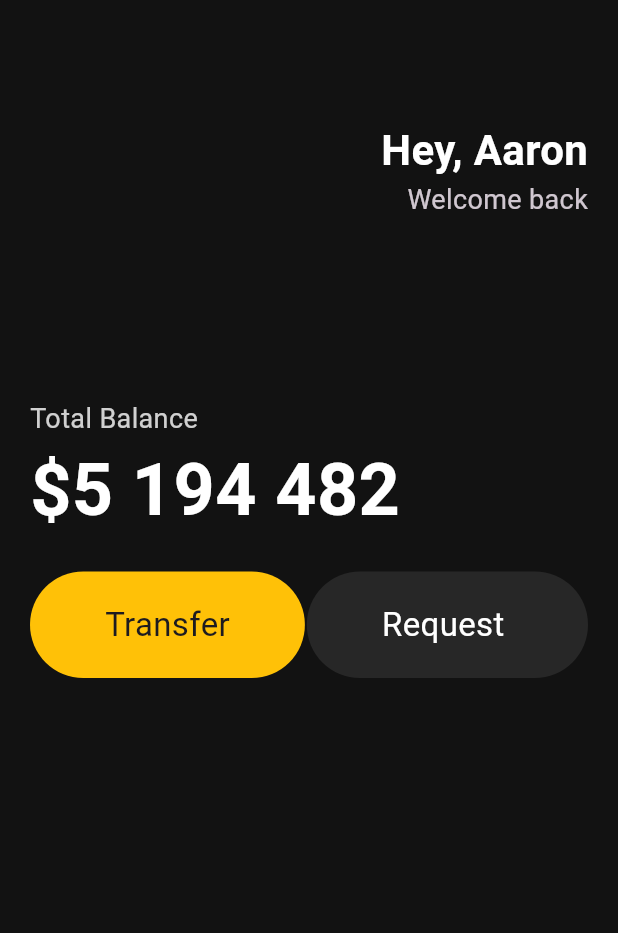
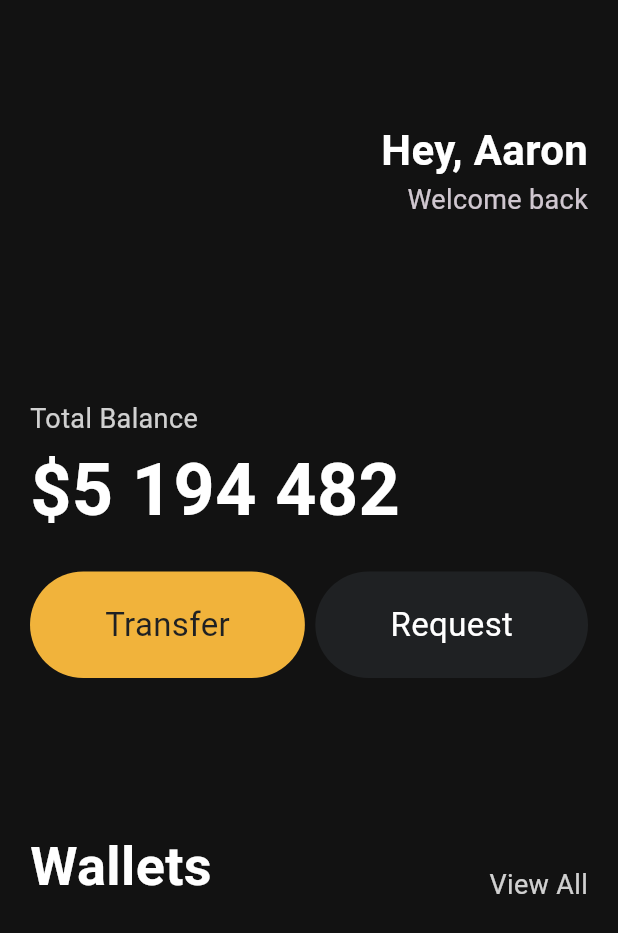
Before and after one commit to mardybum8737/toonflix, a Flutter app: the screen it shows after launch, on a phone screen of 412 x 824 dp. Shown: the top 933 px of the screen. Run offline on Flutter 3.47's test engine with Material 3 defaults, Android fonts, the phone set to English and light mode, and no system bars.

Commit message:
dc-flutter

```diff
--- a/lib/main.dart
+++ b/lib/main.dart
@@ -1,4 +1,5 @@
 import 'package:flutter/material.dart';
+import 'package:toonflix/widgets/button.dart';
 
 void main() {
   runApp(const NewApp());
@@ -10,11 +11,12 @@ class NewApp extends StatelessWidget {
   Widget build(BuildContext context) {
     return MaterialApp(
       home: Scaffold(
-          backgroundColor: const Color.fromARGB(255, 18, 18, 18),
-          body: Padding(
-            padding: const EdgeInsets.symmetric(horizontal: 20),
-            child:
-                Column(crossAxisAlignment: CrossAxisAlignment.start, children: [
+        backgroundColor: const Color.fromARGB(255, 18, 18, 18),
+        body: Padding(
+          padding: const EdgeInsets.symmetric(horizontal: 20),
+          child: Column(
+            crossAxisAlignment: CrossAxisAlignment.start,
+            children: [
               const SizedBox(
                 height: 80,
               ),
@@ -64,46 +66,49 @@ class NewApp extends StatelessWidget {
               const SizedBox(
                 height: 20,
               ),
+              const Row(
+                mainAxisAlignment: MainAxisAlignment.spaceBetween,
+                children: [
+                  Button(
+                    text: 'Transfer',
+                    bgColor: Color(0xFFF1B33B),
+                    textColor: Color(0xFF1F2123),
+                  ),
+                  Button(
+                    text: 'Request',
+                    bgColor: Color(0xFF1F2123),
+                    textColor: Colors.white,
+                  ),
+                ],
+              ),
+              const SizedBox(
+                height: 100,
+              ),
               Row(
                 mainAxisAlignment: MainAxisAlignment.spaceBetween,
+                crossAxisAlignment: CrossAxisAlignment.end,
                 children: [
-                  Container(
-                    decoration: BoxDecoration(
-                        color: Colors.amber,
-                        borderRadius: BorderRadius.circular(45)),
-                    child: const Padding(
-                      padding:
-                          EdgeInsets.symmetric(vertical: 20, horizontal: 50),
-                      child: Text(
-                        'Transfer',
-                        style: TextStyle(
-                          fontSize: 22,
-                          fontWeight: FontWeight.w400,
-                        ),
-                      ),
-                    ),
-                  ),
-                  Container(
-                    decoration: BoxDecoration(
-                        color: const Color.fromARGB(255, 39, 39, 39),
-                        borderRadius: BorderRadius.circular(45)),
-                    child: const Padding(
-                      padding:
-                          EdgeInsets.symmetric(vertical: 20, horizontal: 50),
-                      child: Text(
-                        'Request ',
-                        style: TextStyle(
+                  const Text('Wallets',
+                      style: TextStyle(
                           color: Colors.white,
-                          fontSize: 22,
-                          fontWeight: FontWeight.w400,
-                        ),
-                      ),
+                          fontSize: 36,
+                          fontWeight: FontWeight.w700)),
+                  Text(
+                    'View All',
+                    style: TextStyle(
+                      color: Colors.white.withOpacity(0.8),
+                      fontSize: 18,
                     ),
                   ),
                 ],
-              )
-            ]),
-          )),
+              ),
+              const SizedBox(
+                height: 20,
+              ),
+            ],
+          ),
+        ),
+      ),
     );
   }
 }
--- /dev/null
+++ b/lib/widgets/button.dart
@@ -0,0 +1,33 @@
+import 'package:flutter/material.dart';
+
+class Button extends StatelessWidget {
+  final String text;
+  final Color bgColor;
+  final Color textColor;
+
+  const Button({
+    super.key,
+    required this.text,
+    required this.bgColor,
+    required this.textColor,
+  });
+
+  @override
+  Widget build(BuildContext context) {
+    return Container(
+      decoration: BoxDecoration(
+          color: bgColor, borderRadius: BorderRadius.circular(45)),
+      child: Padding(
+        padding: const EdgeInsets.symmetric(vertical: 20, horizontal: 50),
+        child: Text(
+          text,
+          style: TextStyle(
+            color: textColor,
+            fontSize: 22,
+            fontWeight: FontWeight.w400,
+          ),
+        ),
+      ),
+    );
+  }
+}
```
Also changed, not shown: lib/widgets/currency_card.dart (added, +80 -0 lines).
